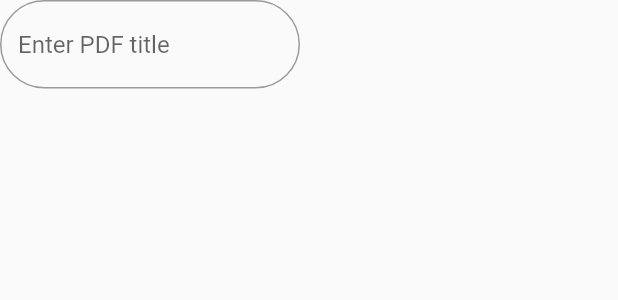
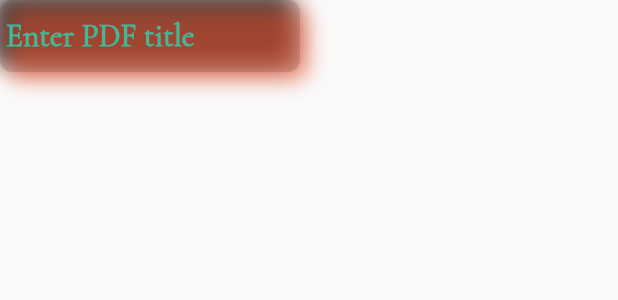
Before and after one commit to MahmoudAshours/Copia, a Flutter app: the PdfTitleTextField widget shown alone on an empty page, opened directly, on a phone screen of 412 x 824 dp. Shown: the top 300 px of the screen. Run offline on Flutter 3.47's test engine with Material 2 defaults, Android fonts, the phone set to English and light mode, and no system bars; drawn by our look-alikes of flutter_neumorphic; our stand-ins replace animate_do, file_picker, fl_chart, flip_card, flutter_spinkit, flutter_svg and 10 more; missing offline and left inert: esys_flutter_share, fab_circular_menu, flat_icons_flutter, flutter_sound, neumorphic; accounts and stored records are empty; generated files the repository leaves out were written again.

Commit message:
Refactored Upload PDF UI completely

```diff
--- a/lib/Screens/HomeScreen/Widgets/book_cards.dart
+++ b/lib/Screens/HomeScreen/Widgets/book_cards.dart
@@ -39,12 +39,11 @@ class _BookCardsState extends State<BookCards> {
                 final _pdf = snapshot.getAt(index);
                 return FadeInUp(
                   animate: true,
-                  duration: Duration(seconds: 1),
+                  delay: Duration(milliseconds: index*700),
                   child: FlipCard(
                     direction: FlipDirection.VERTICAL,
                     onFlipDone: (done) {
-                      print(done);
-                      setState(() {
+                       setState(() {
                         _animateBack = !done;
                       });
                     },
--- a/lib/Screens/UploadPDF/title_textfield.dart
+++ b/lib/Screens/UploadPDF/title_textfield.dart
@@ -1,5 +1,7 @@
 import 'package:copia/Provider/uppdf_bloc.dart';
 import 'package:flutter/material.dart';
+import 'package:flutter_neumorphic/flutter_neumorphic.dart';
+import 'package:neumorphic/neumorphic.dart';
 import 'package:provider/provider.dart';
 
 class PdfTitleTextField extends StatelessWidget {
@@ -10,13 +12,31 @@ class PdfTitleTextField extends StatelessWidget {
       type: MaterialType.transparency,
       child: Container(
         width: 200,
-        child: TextField(
-          onChanged: (String title) => _bloc.pdfTitle = title,
-          decoration: InputDecoration(
-            hintText: 'Enter PDF title',
-            border: OutlineInputBorder(
-              borderRadius: BorderRadius.circular(30),
+        child: Neumorphic(
+          drawSurfaceAboveChild: true,
+          duration: Duration(seconds: 4),
+          curve: Curves.bounceInOut,
+          style: NeumorphicStyle(
+            shadowDarkColor: Color(0xf2EA4F2C),
+            shadowLightColor: Colors.black,
+            depth: 10,
+            color: Colors.black12,
+          ),
+          child: TextField(
+            onChanged: (String title) => _bloc.pdfTitle = title,
+            style: TextStyle(
+              color: Color(0xff45B696),
+              fontFamily: 'cormorant',
+              fontSize: 21,fontWeight: FontWeight.w700
             ),
+            decoration: InputDecoration(
+                hintText: 'Enter PDF title',
+                hintStyle: TextStyle(
+                  color: Color(0xff45B696),
+                  fontFamily: 'cormorant',
+                ),
+                contentPadding: EdgeInsets.all(4),
+                border: InputBorder.none),
           ),
         ),
       ),
--- a/pubspec.yaml
+++ b/pubspec.yaml
@@ -38,6 +38,7 @@ dependencies:
   flip_card: ^0.4.4
   font_awesome_flutter: ^8.8.1
   neumorphic: ^0.3.0
+  flutter_neumorphic: ^3.0.1
   animate_do: ^1.7.2
 
 
```
Also changed, not shown: lib/Screens/UploadPDF/add_button.dart (+59 -3 lines), lib/Screens/UploadPDF/upload_file.dart (+27 -6 lines), lib/Screens/UploadPDF/upload_image.dart (+25 -5 lines), lib/Screens/UploadPDF/uploadpdf.dart (+16 -5 lines), assets/images/dragon.svg (added), assets/images/eye.svg (added), pubspec.lock.
